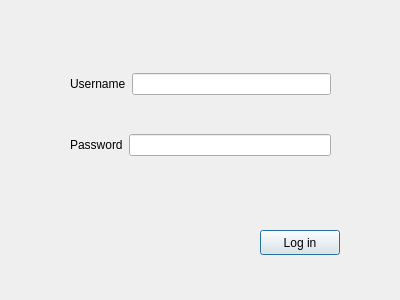
Ykhan799/CS-1D-Project-2-Baseball, file Baseball/login.ui: the form before one commit.
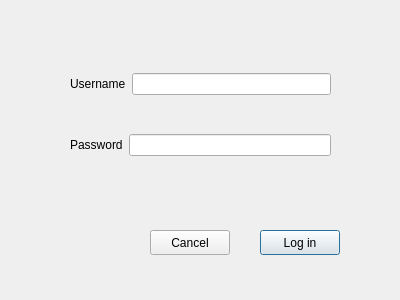
The form after the commit.

Diff of the .ui file:
```diff
--- a/Baseball/login.ui
+++ b/Baseball/login.ui
@@ -70,6 +70,19 @@
     <string>Log in</string>
    </property>
   </widget>
+  <widget class="QPushButton" name="cancelLogin">
+   <property name="geometry">
+    <rect>
+     <x>150</x>
+     <y>230</y>
+     <width>80</width>
+     <height>25</height>
+    </rect>
+   </property>
+   <property name="text">
+    <string>Cancel</string>
+   </property>
+  </widget>
  </widget>
  <resources/>
  <connections/>
```
